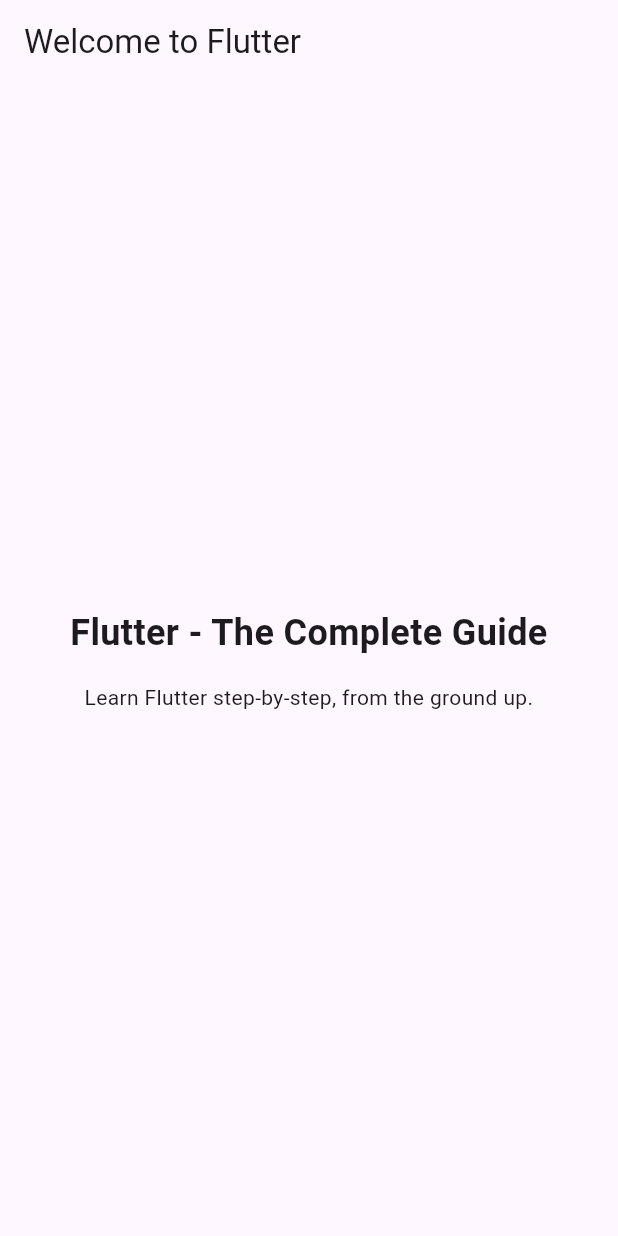
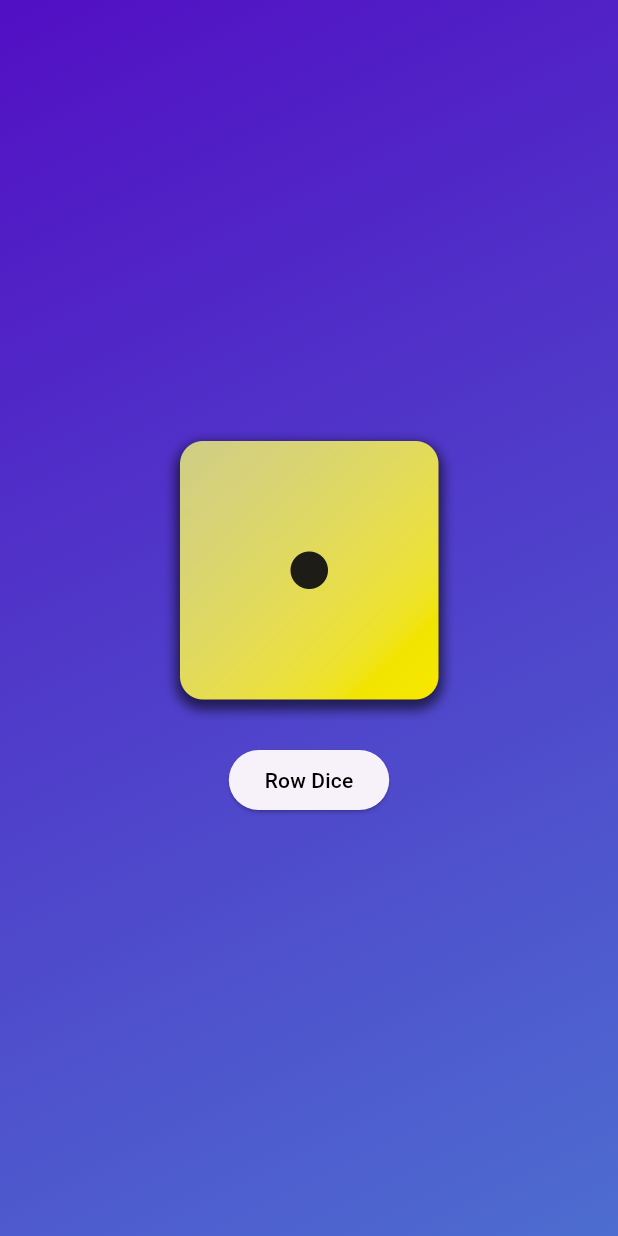
Before and after one commit to naidenpetrov00/Flutter-TheCompleteGuide, a Flutter app: the screen it shows after launch, on a phone screen of 412 x 824 dp. Run offline on Flutter 3.47's test engine with Material 3 defaults, Android fonts, the phone set to English and light mode, and no system bars.

Commit message:
Dice app

```diff
--- /dev/null
+++ b/first_app/lib/gradient_container.dart
@@ -0,0 +1,21 @@
+import 'package:first_app/dice_roller.dart';
+import 'package:flutter/material.dart';
+
+class GradientContainer extends StatelessWidget {
+  final List<Color> colors;
+
+  const GradientContainer({required this.colors, super.key});
+
+  @override
+  Widget build(BuildContext context) => Container(
+        decoration: BoxDecoration(
+          gradient: LinearGradient(
+              begin: Alignment.topLeft,
+              end: Alignment.bottomRight,
+              colors: colors),
+        ),
+        child: const Center(
+          child: DiceRoller(),
+        ),
+      );
+}
--- a/first_app/lib/main.dart
+++ b/first_app/lib/main.dart
@@ -1,54 +1,16 @@
+import 'package:first_app/gradient_container.dart';
 import 'package:flutter/material.dart';
 
-void main() {
-  runApp(const MyApp());
+void main(List<String> args) {
+  runApp(
+    const MaterialApp(
+      home: Scaffold(
+          body: GradientContainer(
+        colors: [
+          Color.fromARGB(255, 82, 15, 196),
+          Color.fromARGB(255, 77, 109, 208)
+        ],
+      )),
+    ),
+  );
 }
-
-// With Flutter, you create user interfaces by combining "widgets"
-// You'll learn all about them (and much more) throughout this course!
-class MyApp extends StatelessWidget {
-  const MyApp({super.key});
-
-  // Every custom widget must have a build() method
-  // It tells Flutter, which widgets make up your custom widget
-  // Again: You'll learn all about that throughout the course!
-  @override
-  Widget build(BuildContext context) {
-    // Below, a bunch of built-in widgets are used (provided by Flutter)
-    // They will be explained in the next sections
-    // In this course, you will, of course, not just use them a lot but
-    // also learn about many other widgets!
-    return MaterialApp(
-      title: 'Flutter First App',
-      theme: ThemeData(useMaterial3: true),
-      home: Scaffold(
-        appBar: AppBar(
-          title: const Text('Welcome to Flutter'),
-        ),
-        body: Container(
-          width: double.infinity,
-          padding: const EdgeInsets.all(12),
-          child: const Column(
-            mainAxisAlignment: MainAxisAlignment.center,
-            crossAxisAlignment: CrossAxisAlignment.center,
-            children: [
-              Text(
-                'Flutter - The Complete Guide',
-                textAlign: TextAlign.center,
-                style: TextStyle(
-                  fontSize: 24,
-                  fontWeight: FontWeight.bold,
-                ),
-              ),
-              SizedBox(height: 16),
-              Text(
-                'Learn Flutter step-by-step, from the ground up.',
-                textAlign: TextAlign.center,
-              ),
-            ],
-          ),
-        ),
-      ),
-    );
-  }
-}
--- /dev/null
+++ b/first_app/lib/roll_dice_button.dart
@@ -0,0 +1,16 @@
+import 'package:flutter/material.dart';
+
+class RollDiceButton extends StatelessWidget {
+  final VoidCallback onPressed;
+
+  const RollDiceButton({required this.onPressed, super.key});
+
+  @override
+  Widget build(BuildContext context) => ElevatedButton(
+        onPressed: onPressed,
+        style: ElevatedButton.styleFrom(
+          foregroundColor: Colors.black,
+        ),
+        child: const Text('Row Dice'),
+      );
+}
```
Also changed, not shown: first_app/lib/dice_roller.dart (added, +35 -0 lines), first_app/lib/styled_text.dart (added, +11 -0 lines), first_app/pubspec.yaml (+9 -5 lines), first_app/assets/images/dice-images/dice-1.png (added), first_app/assets/images/dice-images/dice-2.png (added), first_app/assets/images/dice-images/dice-3.png (added), first_app/assets/images/dice-images/dice-4.png (added), first_app/assets/images/dice-images/dice-5.png (added), first_app/assets/images/dice-images/dice-6.png (added), 1 other file.
